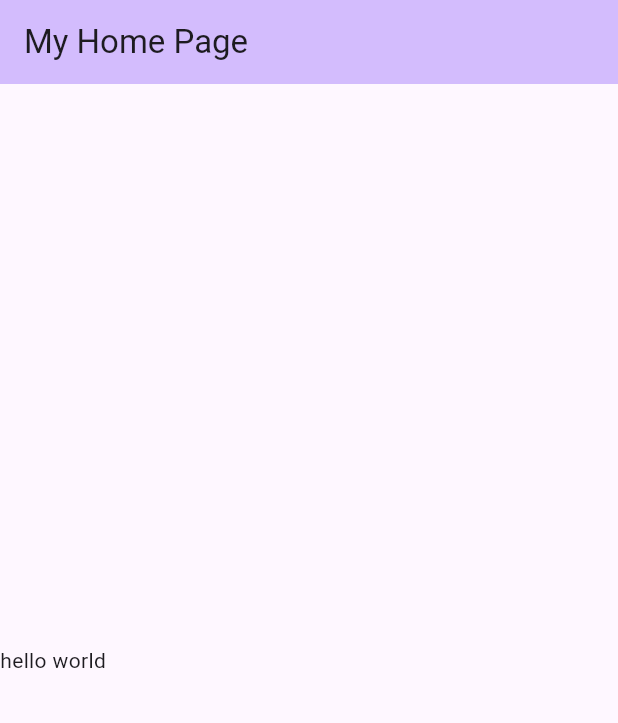
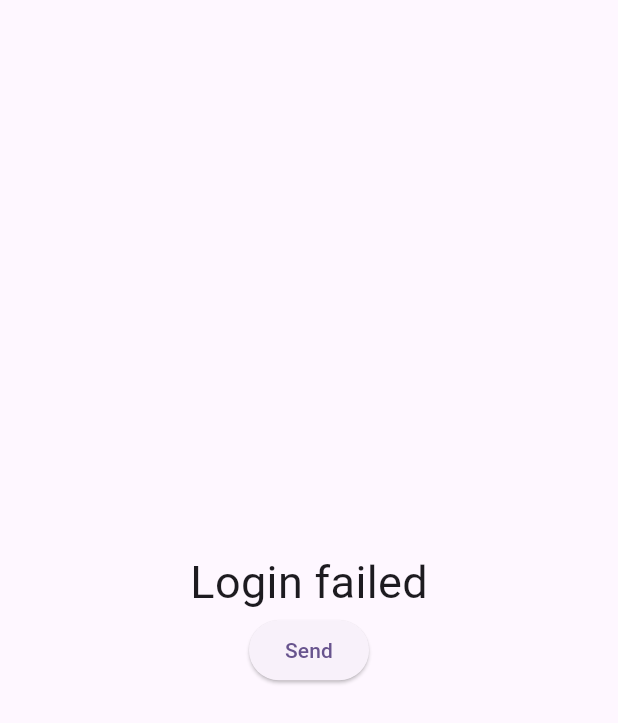
Before and after one commit to tuan0342/bloc-flutter, a Flutter app: the screen it shows after launch, on a phone screen of 412 x 824 dp. Shown: the top 723 px of the screen. Run offline on Flutter 3.47's test engine with Material 3 defaults, Android fonts, the phone set to English and light mode, and no system bars.

Commit message:
bloc project demo

```diff
--- /dev/null
+++ b/lib/blocs/login_bloc.dart
@@ -0,0 +1,25 @@
+import 'dart:async';
+
+import 'package:bloc_app/blocs/login_event.dart';
+import 'package:bloc_app/blocs/login_state.dart';
+
+class LoginBloc {
+  final _stateController = StreamController<LoginState>();
+  Stream<LoginState> get loginState => _stateController.stream;
+
+  // Xu ly logic
+  void send(LoginEvent event) {
+    switch (event) {
+      case LoginEvent.login:
+        _stateController.sink.add(LoginState.loading()); // loading
+        Future.delayed(const Duration(seconds: 2), () {
+          _stateController.sink
+              .add(LoginState.success()); // after loading 2s is success
+        });
+    }
+  }
+
+  void dispose() {
+    _stateController.close();
+  }
+}
--- /dev/null
+++ b/lib/blocs/login_event.dart
@@ -0,0 +1 @@
+enum LoginEvent { login }
--- /dev/null
+++ b/lib/blocs/login_state.dart
@@ -0,0 +1,42 @@
+class LoginState {
+  final bool isLoading;
+  final bool isSuccess;
+  final bool isFailure;
+
+  LoginState(
+      {required this.isLoading,
+      required this.isSuccess,
+      required this.isFailure});
+
+  factory LoginState.initial() {
+    return LoginState(
+      isFailure: true,
+      isLoading: false,
+      isSuccess: false,
+    );
+  }
+
+  factory LoginState.loading() {
+    return LoginState(
+      isFailure: false,
+      isLoading: true,
+      isSuccess: false,
+    );
+  }
+
+  factory LoginState.success() {
+    return LoginState(
+      isFailure: false,
+      isLoading: false,
+      isSuccess: true,
+    );
+  }
+
+  factory LoginState.failure() {
+    return LoginState(
+      isFailure: true,
+      isLoading: false,
+      isSuccess: false,
+    );
+  }
+}
--- a/lib/main.dart
+++ b/lib/main.dart
@@ -1,4 +1,4 @@
-import 'package:bloc_app/my_home_page.dart';
+import 'package:bloc_app/views/login_screen.dart';
 import 'package:flutter/material.dart';
 
 void main() {
@@ -16,7 +16,7 @@ class MyApp extends StatelessWidget {
         colorScheme: ColorScheme.fromSeed(seedColor: Colors.deepPurple),
         useMaterial3: true,
       ),
-      home: const MyHomePage(),
+      home: const LoginScreen(),
     );
   }
 }
--- a/lib/my_home_page.dart
+++ /dev/null
@@ -1,28 +0,0 @@
-import 'package:flutter/material.dart';
-
-class MyHomePage extends StatefulWidget {
-  const MyHomePage({super.key});
-
-  @override
-  State<MyHomePage> createState() => _MyHomePageState();
-}
-
-class _MyHomePageState extends State<MyHomePage> {
-  @override
-  Widget build(BuildContext context) {
-    return Scaffold(
-      appBar: AppBar(
-        backgroundColor: Theme.of(context).colorScheme.inversePrimary,
-        title: const Text('My Home Page'),
-      ),
-      body: SafeArea(
-        child: Column(
-          mainAxisAlignment: MainAxisAlignment.center,
-          children: [
-            Text('hello world'),
-          ],
-        ),
-      ),
-    );
-  }
-}
--- a/lib/ss1.dart
+++ /dev/null
@@ -1 +0,0 @@
-main() {}
--- /dev/null
+++ b/lib/views/login_screen.dart
@@ -0,0 +1,56 @@
+import 'package:bloc_app/blocs/login_bloc.dart';
+import 'package:bloc_app/blocs/login_event.dart';
+import 'package:bloc_app/blocs/login_state.dart';
+import 'package:flutter/material.dart';
+
+class LoginScreen extends StatefulWidget {
+  const LoginScreen({super.key});
+
+  @override
+  State<LoginScreen> createState() => _LoginScreenState();
+}
+
+class _LoginScreenState extends State<LoginScreen> {
+  var loginBloc = LoginBloc();
+
+  final TextStyle _textStyle = const TextStyle(fontSize: 30);
+
+  onPressed() {
+    loginBloc.send(LoginEvent.login);
+  }
+
+  @override
+  Widget build(BuildContext context) {
+    return Scaffold(
+      body: StreamBuilder(
+        initialData: LoginState.initial(),
+        stream: loginBloc.loginState,
+        builder: ((context, snapshot) {
+          return Column(
+            mainAxisAlignment: MainAxisAlignment.center,
+            children: [
+              if (snapshot.data!.isLoading)
+                const CircularProgressIndicator()
+              else if (snapshot.data!.isFailure)
+                Text(
+                  'Login failed',
+                  style: _textStyle,
+                )
+              else
+                Text(
+                  'Login success',
+                  style: _textStyle,
+                ),
+              Center(
+                child: ElevatedButton(
+                  onPressed: onPressed,
+                  child: const Text('Send'),
+                ),
+              ),
+            ],
+          );
+        }),
+      ),
+    );
+  }
+}
```
